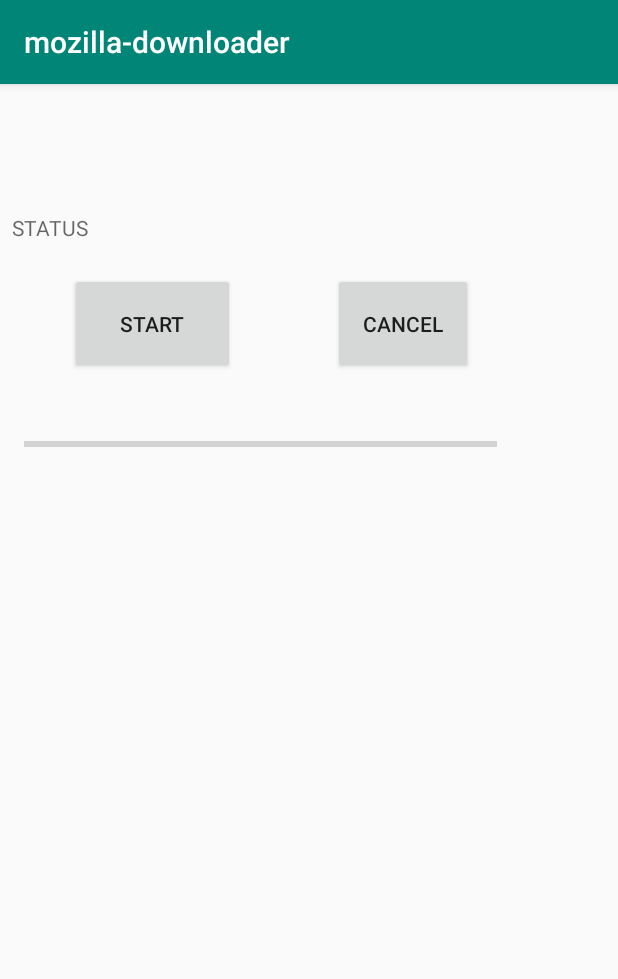
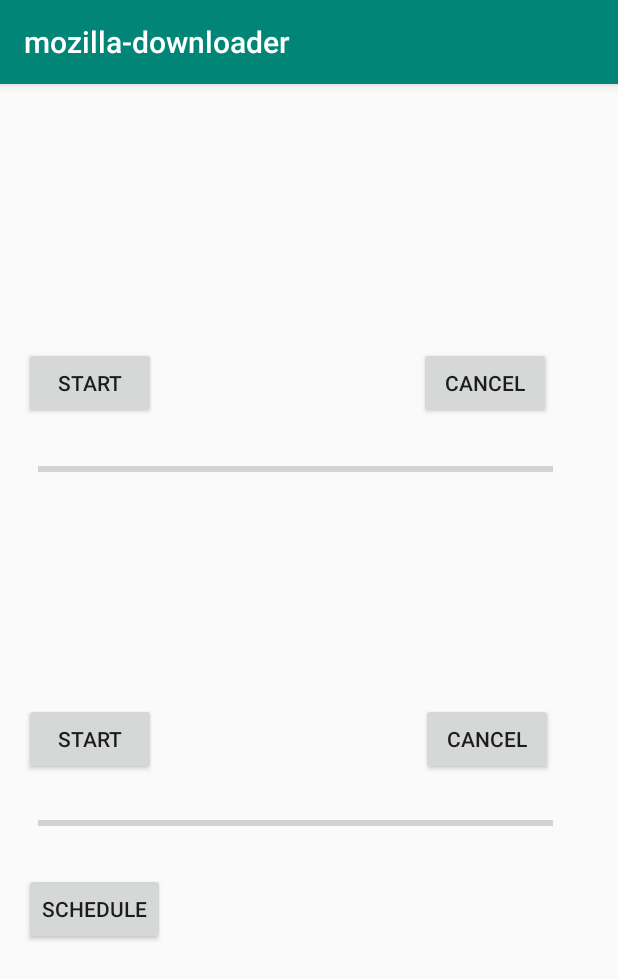
Before and after one commit to abhi211199/mozilla-downloader, an Android app: the screen it shows after launch (MainActivity before the commit, driver after it), on a phone screen of 412 x 824 dp. Shown: the top 979 px of the screen. Run offline under Robolectric (Android 15) with nearby library versions, the phone set to English and light mode, and no system bars.

```diff
--- /dev/null
+++ b/app/src/main/java/com/example/mozilla_downloader/driver.java
@@ -0,0 +1,89 @@
+package com.example.mozilla_downloader;
+
+import android.app.AlarmManager;
+import android.app.PendingIntent;
+import android.app.TimePickerDialog;
+import android.content.BroadcastReceiver;
+import android.content.Context;
+import android.content.Intent;
+import android.media.MediaPlayer;
+import android.os.AsyncTask;
+import android.os.Build;
+import android.os.SystemClock;
+import android.provider.Settings;
+import android.support.annotation.RequiresApi;
+import android.support.v7.app.AppCompatActivity;
+import android.os.Bundle;
+import android.view.View;
+import android.widget.Button;
+import android.widget.ProgressBar;
+import android.widget.TextView;
+import android.widget.TimePicker;
+import android.widget.Toast;
+
+import java.util.Calendar;
+
+public class driver extends AppCompatActivity{
+
+    private int mHour,mMinute;
+    Button start1,start2,cancel1,cancel2;
+    TextView title1,title2,status1,status2;
+    ProgressBar p1,p2;
+    downloadtask task;
+
+    @Override
+    protected void onCreate(Bundle savedInstanceState) {
+        super.onCreate(savedInstanceState);
+        setContentView(R.layout.activity_driver);
+        start1=(Button)findViewById(R.id.start1);
+        start2=(Button)findViewById(R.id.start2);
+        cancel1=(Button)findViewById(R.id.cancel1);
+        cancel2=(Button)findViewById(R.id.cancel2);
+        status1=(TextView)findViewById(R.id.status1);
+        status2=(TextView)findViewById(R.id.status2);
+        title1=(TextView)findViewById(R.id.title1);
+        title2=(TextView)findViewById(R.id.title2);
+        p1=(ProgressBar)findViewById(R.id.p1);
+        p2=(ProgressBar)findViewById(R.id.p2);
+    }
+
+
+
+    public void timepick2(View view)
+    {
+        final Calendar c = Calendar.getInstance();
+        mHour = c.get(Calendar.HOUR_OF_DAY);
+        mMinute = c.get(Calendar.MINUTE);
+
+        // Launch Time Picker Dialog
+        TimePickerDialog timePickerDialog = new TimePickerDialog(this,
+                new TimePickerDialog.OnTimeSetListener() {
+
+                    @Override
+                    public void onTimeSet(TimePicker view, int hourOfDay,
+                                          int minute) {
+
+//                        tim2.setText(hourOfDay + ":" + minute);
+//                        tt2=tim1.getText().toString();
+                        Calendar calendar=Calendar.getInstance();
+                        calendar.set(Calendar.HOUR_OF_DAY,hourOfDay);
+                        calendar.set(Calendar.MINUTE,minute);
+                        calendar.set(Calendar.SECOND,0);
+                        Calendar calendar1=Calendar.getInstance();
+                        Long current = calendar1.getTimeInMillis();
+                        Long sett = calendar.getTimeInMillis();
+//                        al1(((sett-current)));//calendar.getTimeInMillis() will time in form of epoch milliseconds.
+                        Toast.makeText(driver.this,Long.toString(sett-current), Toast.LENGTH_SHORT).show();
+                    }
+                }, mHour, mMinute, false);
+        timePickerDialog.show();
+    }
+    @RequiresApi(api = Build.VERSION_CODES.M)
+    public void start(View view)
+    {
+        new downloadtask(p1,status1,title1).executeOnExecutor(AsyncTask.THREAD_POOL_EXECUTOR,"https://www.hrw.org/sites/default/files/reports/wr2010_0.pdf");
+    }
+
+
+
+}
--- /dev/null
+++ b/app/src/main/res/layout/activity_driver.xml
@@ -0,0 +1,206 @@
+<?xml version="1.0" encoding="utf-8"?>
+<android.support.constraint.ConstraintLayout xmlns:android="http://schemas.android.com/apk/res/android"
+    xmlns:app="http://schemas.android.com/apk/res-auto"
+    xmlns:tools="http://schemas.android.com/tools"
+    android:layout_width="match_parent"
+    android:layout_height="match_parent"
+    tools:context=".driver">
+
+    <TextView
+        android:id="@+id/title1"
+        android:layout_width="167dp"
+        android:layout_height="46dp"
+        android:layout_marginStart="8dp"
+        android:layout_marginLeft="8dp"
+        android:layout_marginTop="8dp"
+        android:layout_marginEnd="8dp"
+        android:layout_marginRight="8dp"
+        android:layout_marginBottom="8dp"
+        app:layout_constraintBottom_toBottomOf="parent"
+        app:layout_constraintEnd_toEndOf="parent"
+        app:layout_constraintHorizontal_bias="0.074"
+        app:layout_constraintStart_toStartOf="parent"
+        app:layout_constraintTop_toTopOf="parent"
+        app:layout_constraintVertical_bias="0.032" />
+
+    <TextView
+        android:id="@+id/status1"
+        android:layout_width="167dp"
+        android:layout_height="39dp"
+        android:layout_marginStart="8dp"
+        android:layout_marginLeft="8dp"
+        android:layout_marginTop="8dp"
+        android:layout_marginEnd="8dp"
+        android:layout_marginRight="8dp"
+        android:layout_marginBottom="8dp"
+        app:layout_constraintBottom_toBottomOf="parent"
+        app:layout_constraintEnd_toEndOf="parent"
+        app:layout_constraintHorizontal_bias="0.074"
+        app:layout_constraintStart_toStartOf="parent"
+        app:layout_constraintTop_toTopOf="parent"
+        app:layout_constraintVertical_bias="0.13" />
+
+    <TextView
+        android:id="@+id/title2"
+        android:layout_width="167dp"
+        android:layout_height="46dp"
+        android:layout_marginStart="8dp"
+        android:layout_marginLeft="8dp"
+        android:layout_marginTop="8dp"
+        android:layout_marginEnd="8dp"
+        android:layout_marginRight="8dp"
+        android:layout_marginBottom="8dp"
+        app:layout_constraintBottom_toBottomOf="parent"
+        app:layout_constraintEnd_toEndOf="parent"
+        app:layout_constraintHorizontal_bias="0.035"
+        app:layout_constraintStart_toStartOf="parent"
+        app:layout_constraintTop_toTopOf="parent"
+        app:layout_constraintVertical_bias="0.39" />
+
+    <TextView
+        android:id="@+id/status2"
+        android:layout_width="167dp"
+        android:layout_height="39dp"
+        android:layout_marginStart="8dp"
+        android:layout_marginLeft="8dp"
+        android:layout_marginTop="8dp"
+        android:layout_marginEnd="8dp"
+        android:layout_marginRight="8dp"
+        android:layout_marginBottom="8dp"
+        app:layout_constraintBottom_toBottomOf="parent"
+        app:layout_constraintEnd_toEndOf="parent"
+        app:layout_constraintHorizontal_bias="0.035"
+        app:layout_constraintStart_toStartOf="parent"
+        app:layout_constraintTop_toTopOf="parent"
+        app:layout_constraintVertical_bias="0.483" />
+
+    <Button
+        android:id="@+id/start2"
+        android:layout_width="wrap_content"
+        android:layout_height="wrap_content"
+        android:layout_marginStart="8dp"
+        android:layout_marginLeft="8dp"
+        android:layout_marginTop="8dp"
+        android:layout_marginEnd="8dp"
+        android:layout_marginRight="8dp"
+        android:layout_marginBottom="8dp"
+        android:onClick="timepick2"
+        android:text="start"
+        app:layout_constraintBottom_toBottomOf="parent"
+        app:layout_constraintEnd_toEndOf="parent"
+        app:layout_constraintHorizontal_bias="0.026"
+        app:layout_constraintStart_toStartOf="parent"
+        app:layout_constraintTop_toTopOf="parent"
+        app:layout_constraintVertical_bias="0.575" />
+
+    <Button
+        android:id="@+id/cancel2"
+        android:layout_width="wrap_content"
+        android:layout_height="wrap_content"
+        android:layout_marginStart="8dp"
+        android:layout_marginLeft="8dp"
+        android:layout_marginTop="8dp"
+        android:layout_marginEnd="8dp"
+        android:layout_marginRight="8dp"
+        android:layout_marginBottom="8dp"
+        android:text="cancel"
+        app:layout_constraintBottom_toBottomOf="parent"
+        app:layout_constraintEnd_toEndOf="parent"
+        app:layout_constraintHorizontal_bias="0.885"
+        app:layout_constraintStart_toStartOf="parent"
+        app:layout_constraintTop_toTopOf="parent"
+        app:layout_constraintVertical_bias="0.575" />
+
+    <ProgressBar
+        android:id="@+id/p2"
+        style="?android:attr/progressBarStyleHorizontal"
+        android:layout_width="343dp"
+        android:layout_height="15dp"
+        android:layout_marginStart="8dp"
+        android:layout_marginLeft="8dp"
+        android:layout_marginTop="8dp"
+        android:layout_marginEnd="8dp"
+        android:layout_marginRight="8dp"
+        android:layout_marginBottom="8dp"
+        app:layout_constraintBottom_toBottomOf="parent"
+        app:layout_constraintEnd_toEndOf="parent"
+        app:layout_constraintHorizontal_bias="0.326"
+        app:layout_constraintStart_toStartOf="parent"
+        app:layout_constraintTop_toTopOf="parent"
+        app:layout_constraintVertical_bias="0.648" />
+
+    <Button
+        android:id="@+id/start1"
+        android:layout_width="wrap_content"
+        android:layout_height="wrap_content"
+        android:layout_marginStart="8dp"
+        android:layout_marginLeft="8dp"
+        android:layout_marginTop="8dp"
+        android:layout_marginEnd="8dp"
+        android:layout_marginRight="8dp"
+        android:layout_marginBottom="8dp"
+        android:onClick="start"
+        android:text="start"
+        app:layout_constraintBottom_toBottomOf="parent"
+        app:layout_constraintEnd_toEndOf="parent"
+        app:layout_constraintHorizontal_bias="0.026"
+        app:layout_constraintStart_toStartOf="parent"
+        app:layout_constraintTop_toTopOf="parent"
+        app:layout_constraintVertical_bias="0.238" />
+
+    <Button
+        android:id="@+id/sch"
+        android:layout_width="wrap_content"
+        android:layout_height="wrap_content"
+        android:layout_marginStart="8dp"
+        android:layout_marginLeft="8dp"
+        android:layout_marginTop="8dp"
+        android:layout_marginEnd="8dp"
+        android:layout_marginRight="8dp"
+        android:layout_marginBottom="8dp"
+        android:onClick="timepick2"
+        android:text="SCHEDULE"
+        app:layout_constraintBottom_toBottomOf="parent"
+        app:layout_constraintEnd_toEndOf="parent"
+        app:layout_constraintHorizontal_bias="0.026"
+        app:layout_constraintStart_toStartOf="parent"
+        app:layout_constraintTop_toTopOf="parent"
+        app:layout_constraintVertical_bias="0.736" />
+
+    <Button
+        android:id="@+id/cancel1"
+        android:layout_width="wrap_content"
+        android:layout_height="wrap_content"
+        android:layout_marginStart="8dp"
+        android:layout_marginLeft="8dp"
+        android:layout_marginTop="8dp"
+        android:layout_marginEnd="8dp"
+        android:layout_marginRight="8dp"
+        android:layout_marginBottom="8dp"
+        android:text="cancel"
+        app:layout_constraintBottom_toBottomOf="parent"
+        app:layout_constraintEnd_toEndOf="parent"
+        app:layout_constraintHorizontal_bias="0.882"
+        app:layout_constraintStart_toStartOf="parent"
+        app:layout_constraintTop_toTopOf="parent"
+        app:layout_constraintVertical_bias="0.238" />
+
+    <ProgressBar
+        android:id="@+id/p1"
+        style="?android:attr/progressBarStyleHorizontal"
+        android:layout_width="343dp"
+        android:layout_height="15dp"
+        android:layout_marginStart="8dp"
+        android:layout_marginLeft="8dp"
+        android:layout_marginTop="8dp"
+        android:layout_marginEnd="8dp"
+        android:layout_marginRight="8dp"
+        android:layout_marginBottom="8dp"
+        app:layout_constraintBottom_toBottomOf="parent"
+        app:layout_constraintEnd_toEndOf="parent"
+        app:layout_constraintHorizontal_bias="0.326"
+        app:layout_constraintStart_toStartOf="parent"
+        app:layout_constraintTop_toTopOf="parent"
+        app:layout_constraintVertical_bias="0.328" />
+
+</android.support.constraint.ConstraintLayout>
```
Also changed, not shown: app/src/main/AndroidManifest.xml (+21 -6 lines), app/src/main/java/com/example/mozilla_downloader/MainActivity.java (+58 -2 lines), app/src/main/java/com/example/mozilla_downloader/alarm.java (added, +33 -0 lines), app/src/main/java/com/example/mozilla_downloader/downloadtask.java (added, +146 -0 lines), app/src/main/res/layout/activity_main.xml (+25 -1 lines).
